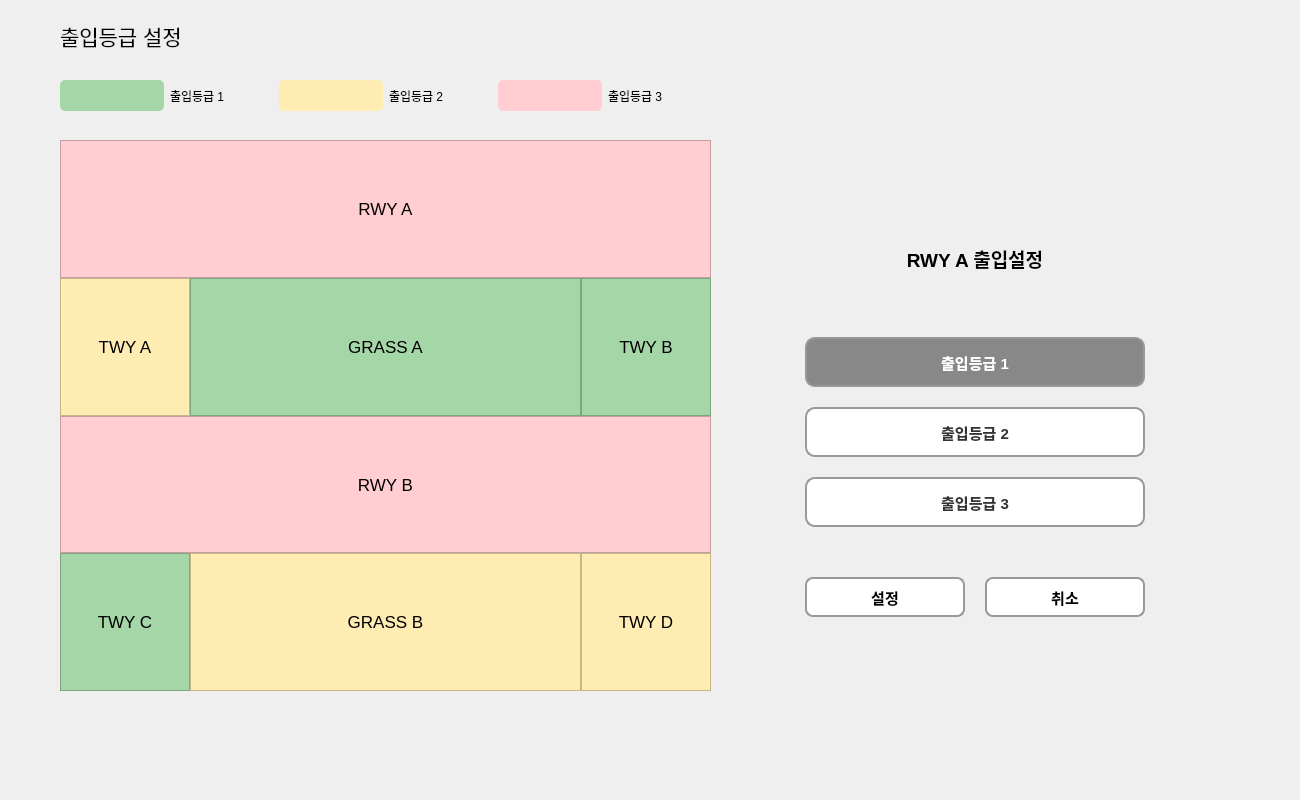
First picture: the form in gui/atc_gui/ui/access_page.ui, repository heyjay1002/project-deeplearning-falcon, before the edit.
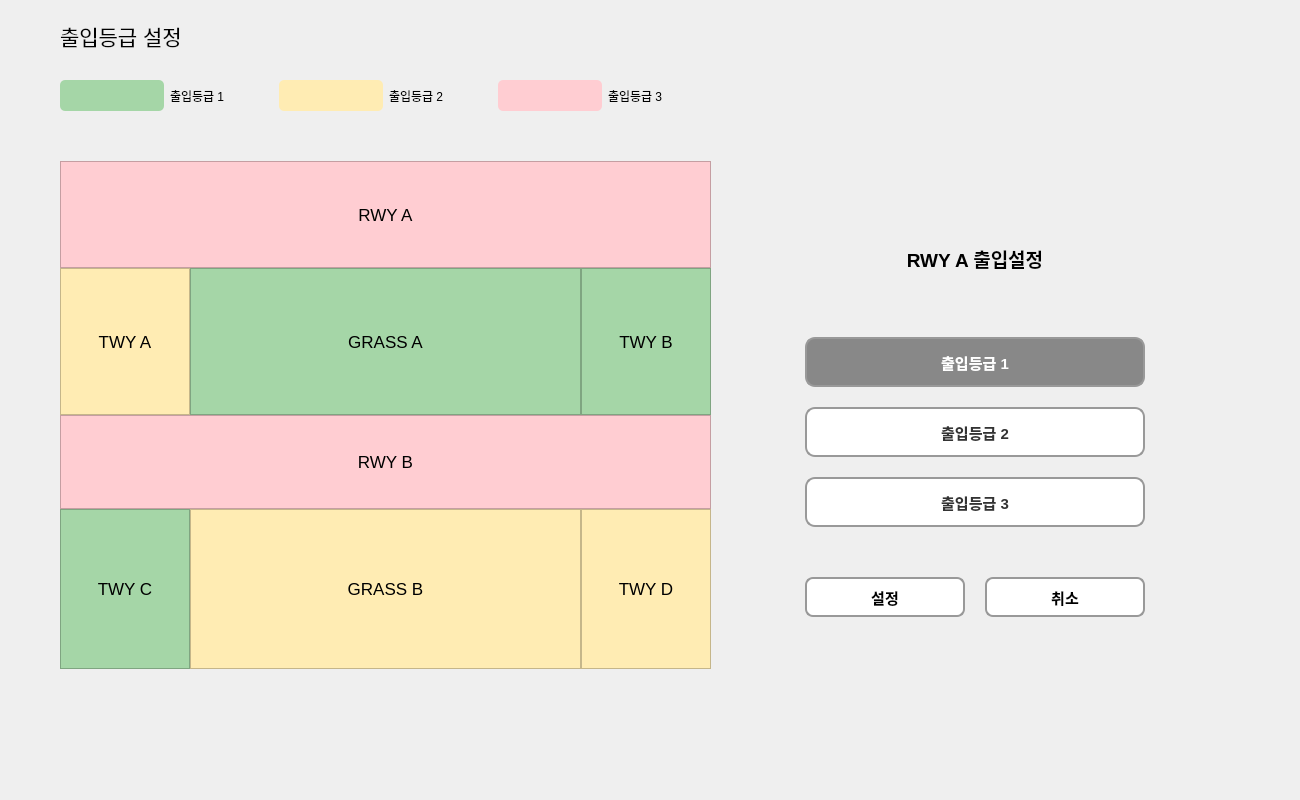
Second picture: the form after the edit. The open tabs and pages were chosen to show the change.

```diff
--- a/gui/atc_gui/ui/access_page.ui
+++ b/gui/atc_gui/ui/access_page.ui
@@ -94,10 +94,16 @@
      <height>551</height>
     </rect>
    </property>
-   <layout class="QVBoxLayout" name="verticalLayout">
+   <layout class="QVBoxLayout" name="verticalLayout" stretch="8,11,7,12">
     <property name="spacing">
      <number>0</number>
     </property>
+    <property name="topMargin">
+     <number>21</number>
+    </property>
+    <property name="bottomMargin">
+     <number>22</number>
+    </property>
     <item>
      <widget class="QLabel" name="label_RWY_A">
       <property name="font">
```
Left out of the diff: 10 changed lines with no effect on the pictures.
